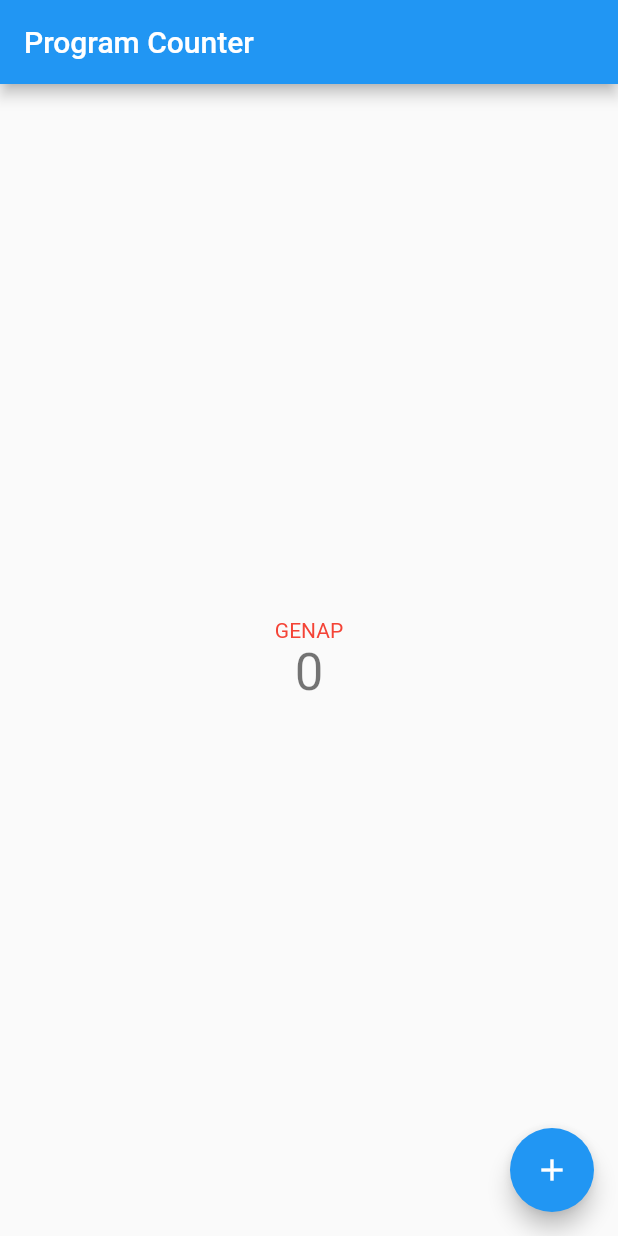
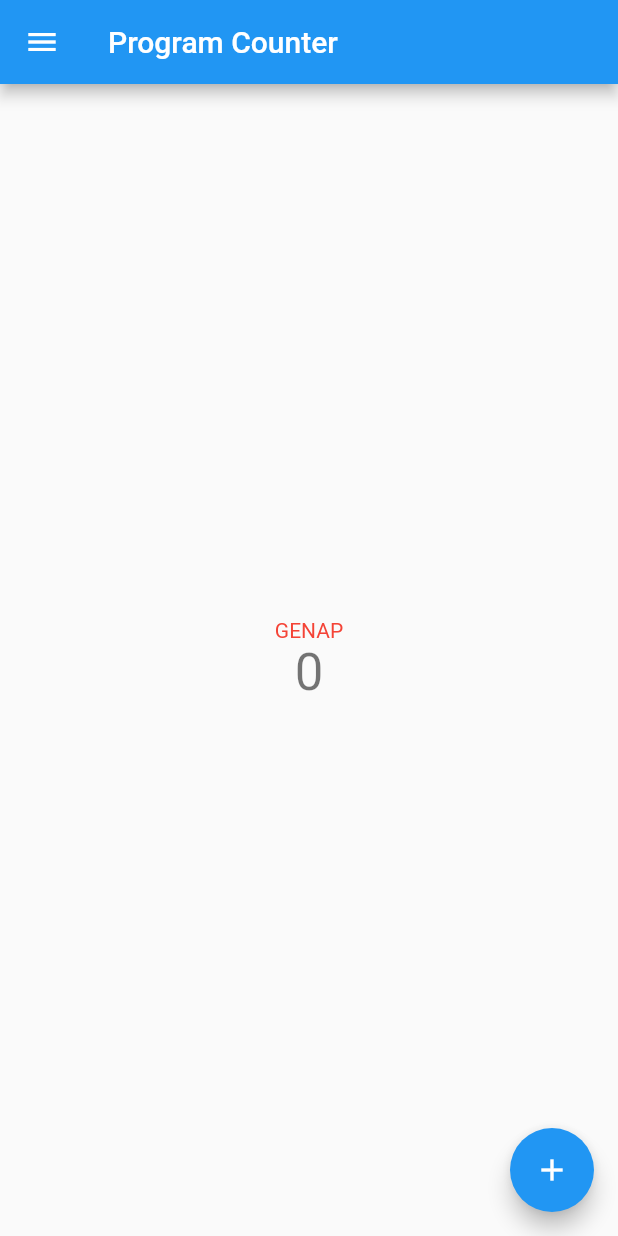
Before and after one commit to abdillahsulthan/pbp-flutter-lab, a Flutter app: the screen it shows after launch, on a phone screen of 412 x 824 dp. Run offline on Flutter 3.47's test engine with Material 2 defaults, Android fonts, the phone set to English and light mode, and no system bars.

```diff
--- a/lib/main.dart
+++ b/lib/main.dart
@@ -1,3 +1,5 @@
+import 'package:counter_7/data_budget.dart';
+import 'package:counter_7/tambah_budget.dart';
 import 'package:flutter/material.dart';
 
 void main() {
@@ -82,11 +84,66 @@ class _MyHomePageState extends State<MyHomePage> {
     }
   }
 
+  Widget buildNavbar({
+    required String text,
+    required IconData icon,
+    VoidCallback? onClicked,
+  }) {
+    const hoverColor = Colors.white70;
+
+    return ListTile(
+      leading: Icon(
+        icon,
+        color: Colors.black26,
+      ),
+      title: Text(text),
+      hoverColor: hoverColor,
+      onTap: onClicked,
+    );
+  }
+
+  void selectNavbar(BuildContext context, int index) {
+    if (index == 0) {
+      Navigator.of(context).push(MaterialPageRoute(
+          builder: (context) => const MyHomePage(title: 'Program Counter')));
+    } else if (index == 1) {
+      Navigator.of(context)
+          .push(MaterialPageRoute(builder: (context) => const TambahBudget()));
+    } else if (index == 2) {
+      Navigator.of(context)
+          .push(MaterialPageRoute(builder: (context) => const DataBudget()));
+    }
+  }
+
   @override
   Widget build(BuildContext context) {
     return Scaffold(
       appBar: AppBar(
         title: Text(widget.title),
+      ),
+      drawer: Drawer(
+        child: Material(
+          child: ListView(
+            padding: const EdgeInsets.symmetric(horizontal: 10),
+            children: <Widget>[
+              const SizedBox(height: 24),
+              buildNavbar(
+                  text: 'Counter_7',
+                  icon: Icons.home,
+                  onClicked: () => selectNavbar(context, 0)),
+              const SizedBox(height: 16),
+              buildNavbar(
+                  text: 'Tambah Budget',
+                  icon: Icons.add_circle_outlined,
+                  onClicked: () => selectNavbar(context, 1)),
+              const SizedBox(height: 24),
+              buildNavbar(
+                  text: 'Data Budget',
+                  icon: Icons.data_thresholding_outlined,
+                  onClicked: () => selectNavbar(context, 2)),
+            ],
+          ),
+        ),
       ),
       body: Center(
         child: Column(
--- /dev/null
+++ b/lib/model/budget.dart
@@ -0,0 +1,16 @@
+class Budget {
+  String judul;
+  int budget;
+  String jenis;
+  static final List<Budget> _listBudget = [];
+
+  Budget({required this.judul, required this.budget, required this.jenis});
+
+  static void addBudget(Budget item) {
+    _listBudget.add(item);
+  }
+
+  static List<Budget> getList() {
+    return _listBudget;
+  }
+}
```
Also changed, not shown: lib/data_budget.dart (added, +50 -0 lines), lib/tambah_budget.dart (added, +159 -0 lines).
